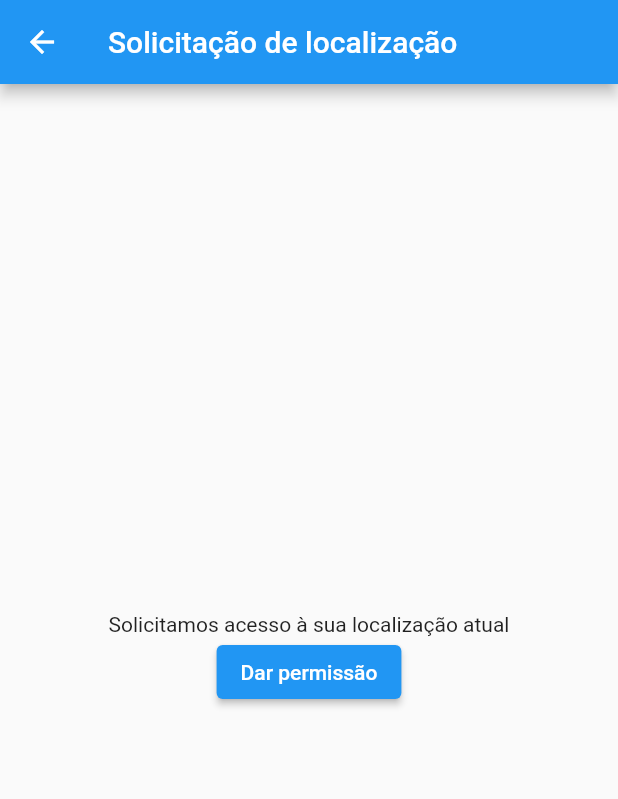
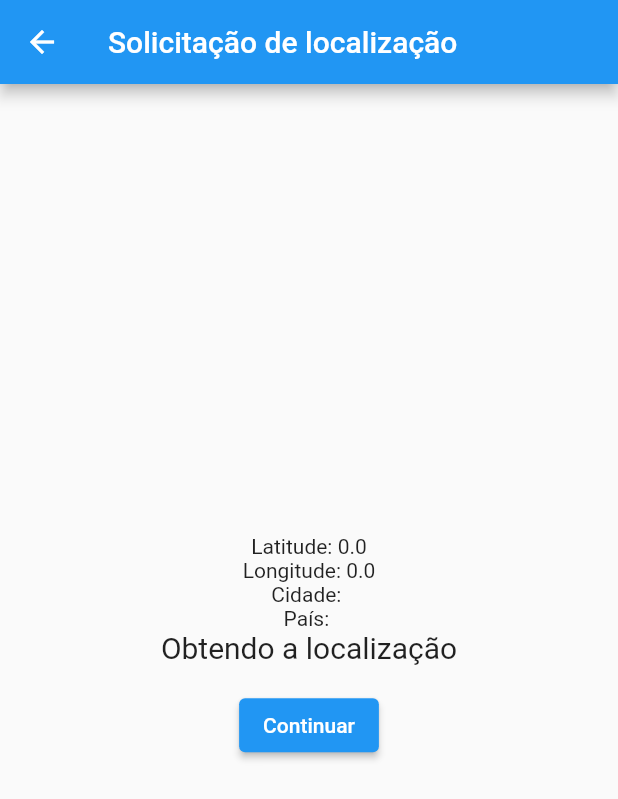
Before and after one commit to lucasdonordeste/mobile_outkey, a Flutter app: the LocalizacaoScreen screen opened directly, on a phone screen of 412 x 824 dp. Shown: the top 799 px of the screen. Run offline on Flutter 3.47's test engine with Material 2 defaults, Android fonts, the phone set to English and light mode, and no system bars; our stand-ins replace geocoding, geolocator, permission_handler.

```diff
--- a/lib/localizacao_screen.dart
+++ b/lib/localizacao_screen.dart
@@ -1,15 +1,95 @@
+import 'dart:async';
+
 import 'package:flutter/material.dart';
+import 'package:geocoding/geocoding.dart';
 import 'package:mobile_outkey/administrador_screen.dart';
 import 'package:provider/provider.dart';
+import 'package:permission_handler/permission_handler.dart' as ph;
+import 'package:geolocator/geolocator.dart';
 
 import 'app_state.dart';
 import 'leitor_screen.dart';
 
-class LocalizacaoScreen extends StatelessWidget {
+class LocalizacaoScreen extends StatefulWidget {
+  @override
+  State<LocalizacaoScreen> createState() => _LocalizacaoScreenState();
+}
+
+class _LocalizacaoScreenState extends State<LocalizacaoScreen> {
+  var scaffoldKey = GlobalKey<ScaffoldState>();
+
+  late StreamSubscription<Position> positionStream;
+  String status = 'Aguardando GPS';
+  late Position positionLocation = Position(
+    latitude: 0,
+    longitude: 0,
+    accuracy: 0,
+    altitude: 0,
+    heading: 0,
+    speed: 0,
+    speedAccuracy: 0,
+    timestamp: DateTime.now(),
+  );
+
+  String city = '';
+  String country = '';
+
+  @override
+  void initState() {
+    listenPosition();
+    super.initState();
+  }
+
+  listenPosition() async {
+    ph.PermissionStatus permission = await ph.Permission.location.request();
+
+    if (permission.isDenied)
+      _showMessage(
+          'Parece que você não permitiu o uso do GPS, abra as configurações do aplicativo e libere a permissão');
+    else {
+      bool gpsIsEnabled = await Geolocator.isLocationServiceEnabled();
+
+      if (!gpsIsEnabled)
+        _showMessage
+          ('Parece que o GPS está desativado, ative-o e tente novamente');
+      setState(() {
+        status = 'Obtendo a localização';
+      });
+
+      positionStream =
+          Geolocator.getPositionStream().listen((Position position) async {
+            // garante que o trecho abaixo seja executado somente uma vez
+            if (positionLocation == null) {
+              positionLocation = position;
+
+              // Obtém a cidade e o país através do geocoding
+              List<Placemark> placemarks = await placemarkFromCoordinates(
+                  position.latitude, position.longitude);
+              if (placemarks != null && placemarks.isNotEmpty) {
+                Placemark placemark = placemarks[0];
+                city = placemark.locality!;
+                country = placemark.country!;
+              }
+
+              setState(() {
+                status = 'Localização obtida';
+              });
+            }
+          });
+    }
+  }
+
+  _showMessage(String message) =>
+      SnackBar(
+        content: Text(message),
+        shape: RoundedRectangleBorder(borderRadius: BorderRadius.circular(8)),
+        behavior: SnackBarBehavior.floating,
+      );
+
+
     @override
     Widget build(BuildContext context) {
       final appState = Provider.of<AppState>(context);
-
       return Scaffold(
         appBar: AppBar(
           title: Text('Solicitação de localização'),
@@ -18,12 +98,21 @@ class LocalizacaoScreen extends StatelessWidget {
             child: Column(
                 mainAxisAlignment: MainAxisAlignment.center,
                 children: <Widget>[
-            Text('Solicitamos acesso à sua localização atual'),
-            ElevatedButton(
-              child: Text('Dar permissão'),
+            Text('Latitude: ${positionLocation.latitude.toString()}'),
+        Text('Longitude: ${positionLocation.longitude.toString()}'),
+        Text('Cidade: $city'),
+        Text('País: $country'),
+        Text(
+          status,
+          style: TextStyle(fontSize: 20),
+        ),
+        Container(
+          padding: EdgeInsets.all(16),
+          child: ElevatedButton(
+
           onPressed: () {
 // Dê a permissão de acesso à localização aqui
-                appState.setLocalizacaoAtual('São Paulo, SP');
+            appState.setLocalizacaoAtual('$city, $country');
             if (appState.nivelAcesso == 'A') {
               Navigator.push(
                 context,
@@ -39,11 +128,9 @@ class LocalizacaoScreen extends StatelessWidget {
                 ),
               );
             }
-              },
+          }, child: const Text('Continuar')),
         ),
-          ],
-        ),
-      ),
+      ])),
     );
   }
 }
--- a/pubspec.yaml
+++ b/pubspec.yaml
@@ -16,6 +16,8 @@ dependencies:
   provider: ^6.0.5
   geolocator: ^9.0.2
   flutter_localization: ^0.1.9
+  permission_handler: ^10.2.0
+  geocoding: ^2.0.5
 
   cupertino_icons: ^1.0.2
 
```
Also changed, not shown: lib/administrador_screen.dart (+34 -1 lines), lib/home_screen.dart (added, +65 -0 lines), lib/leitor_screen.dart (+34 -1 lines), lib/login_screen.dart (+10 -1 lines), lib/my_tab_bar.dart (added, +31 -0 lines), pubspec.lock, 1 other file. Lines whose indentation alone changed are shown as unchanged.
